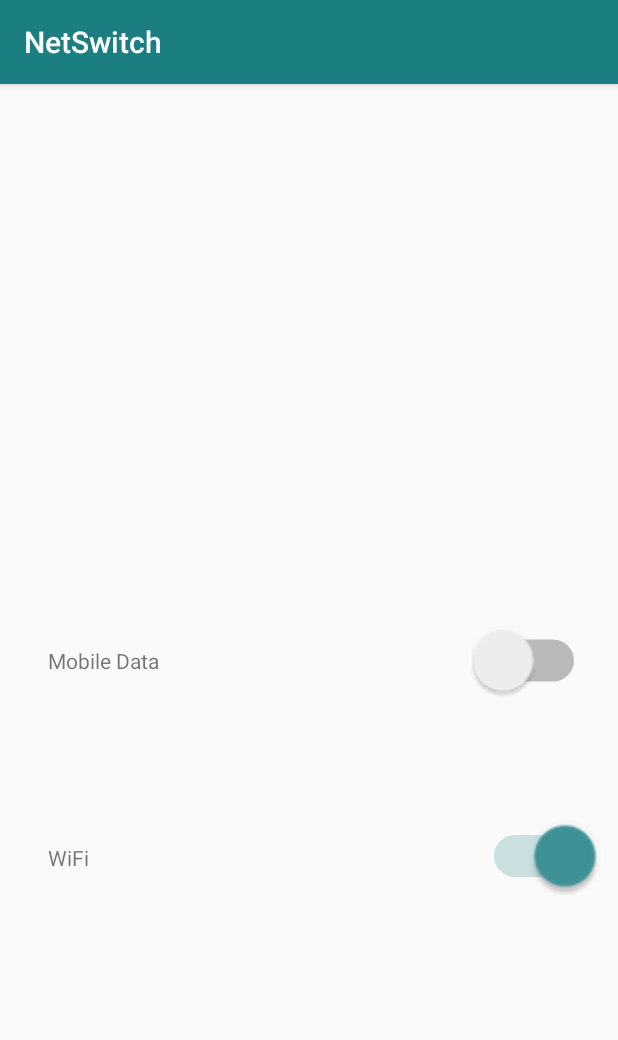
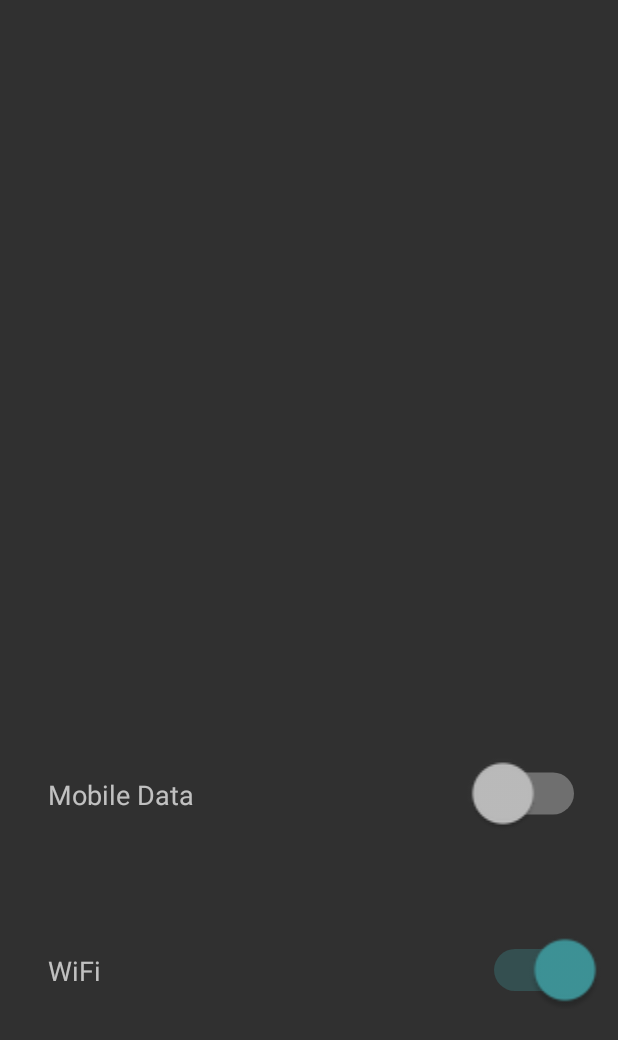
Before and after one commit to tantecky/android, an Android app: the screen it shows after launch (MainActivity), on a phone screen of 412 x 824 dp. Shown: the top 1040 px of the screen. Run offline under Robolectric (Android 15) with nearby library versions, the phone set to English and light mode, and no system bars; libraries missing offline, so code that uses them is left out: com.stericson.

Commit message:
NetSwitch: Switch to a dark style

```diff
--- a/NetSwitch/app/src/main/res/layout/activity_main.xml
+++ b/NetSwitch/app/src/main/res/layout/activity_main.xml
@@ -20,7 +20,7 @@
         app:layout_constraintBottom_toBottomOf="parent"
         app:layout_constraintEnd_toEndOf="parent"
         app:layout_constraintTop_toTopOf="parent"
-        app:layout_constraintVertical_bias="0.68"
+        app:layout_constraintVertical_bias="0.8"
         tools:checked="false" />
 
     <Switch
@@ -37,6 +37,7 @@
         app:layout_constraintBottom_toBottomOf="parent"
         app:layout_constraintEnd_toEndOf="parent"
         app:layout_constraintTop_toTopOf="parent"
+        app:layout_constraintVertical_bias="0.65"
         tools:checked="false" />
 
     <TextView
@@ -47,9 +48,11 @@
         android:layout_marginStart="32dp"
         android:layout_marginTop="8dp"
         android:text="Mobile Data"
+        android:textSize="18sp"
         app:layout_constraintBottom_toBottomOf="parent"
         app:layout_constraintStart_toStartOf="parent"
-        app:layout_constraintTop_toTopOf="parent" />
+        app:layout_constraintTop_toTopOf="parent"
+        app:layout_constraintVertical_bias="0.65" />
 
     <TextView
         android:id="@+id/textView2"
@@ -59,9 +62,10 @@
         android:layout_marginStart="32dp"
         android:layout_marginTop="8dp"
         android:text="WiFi"
+        android:textSize="18sp"
         app:layout_constraintBottom_toBottomOf="parent"
         app:layout_constraintStart_toStartOf="parent"
         app:layout_constraintTop_toTopOf="parent"
-        app:layout_constraintVertical_bias="0.68" />
+        app:layout_constraintVertical_bias="0.8" />
 
 </android.support.constraint.ConstraintLayout>
--- a/NetSwitch/app/src/main/res/values/styles.xml
+++ b/NetSwitch/app/src/main/res/values/styles.xml
@@ -1,7 +1,7 @@
 <resources>
 
     <!-- Base application theme. -->
-    <style name="AppTheme" parent="Theme.AppCompat.Light.DarkActionBar">
+    <style name="AppTheme" parent="Theme.AppCompat.NoActionBar">
         <!-- Customize your theme here. -->
         <item name="colorPrimary">@color/colorPrimary</item>
         <item name="colorPrimaryDark">@color/colorPrimaryDark</item>
```
